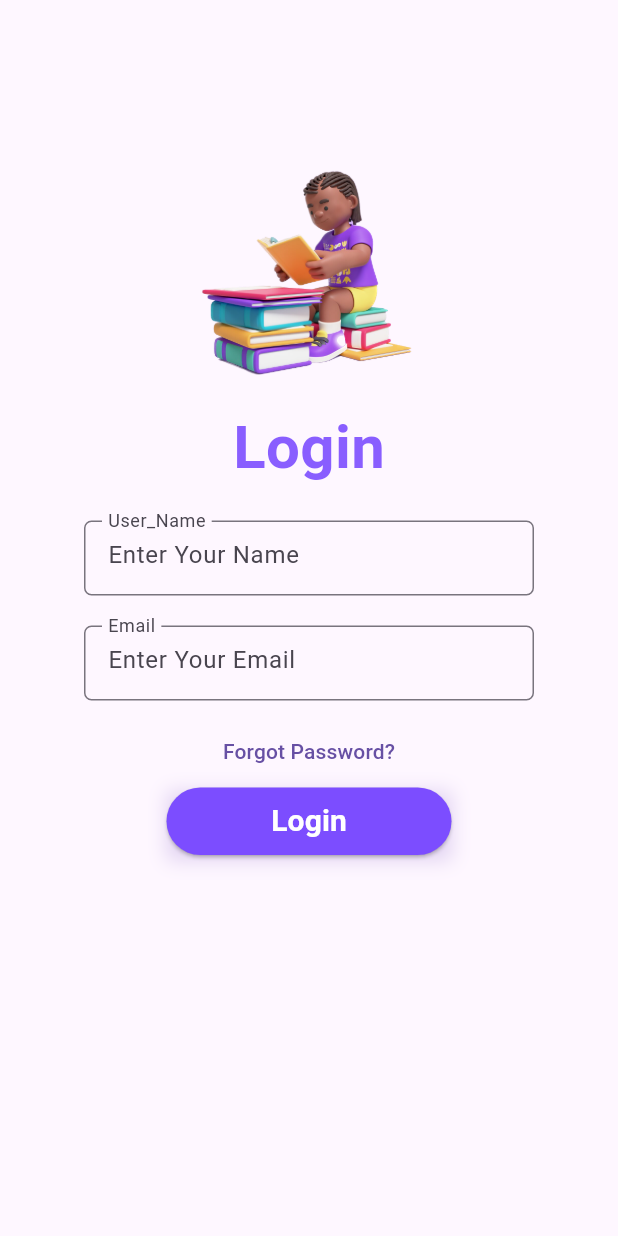
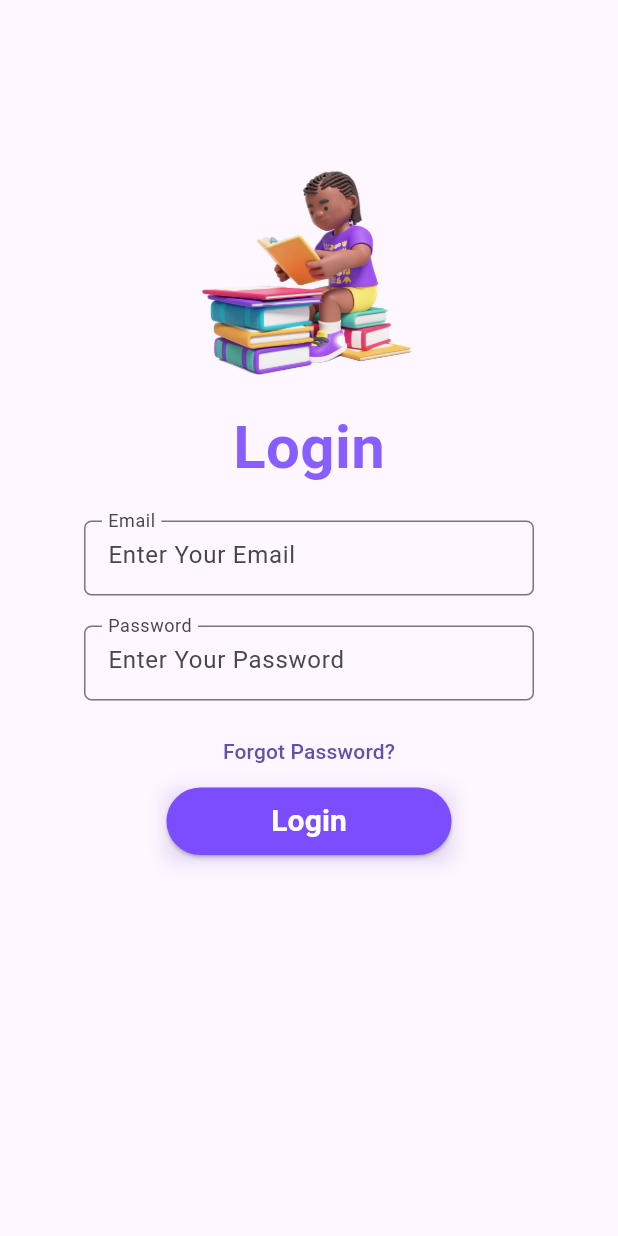
Before and after one commit to Sudeepkumar0/libx, a Flutter app: the Login screen opened directly, after a tap on "Login", on a phone screen of 412 x 824 dp. Run offline on Flutter 3.47's test engine with Material 3 defaults, Android fonts, the phone set to English and light mode, and no system bars; network calls fail.

Commit message:
Added backend to the user registration and user login and user home file

```diff
--- /dev/null
+++ b/lib/constants.dart
@@ -0,0 +1,2 @@
+final String IP = "172.21.0.104";
+final String BASE_URL = "http://$IP/libX/";
--- a/lib/main.dart
+++ b/lib/main.dart
@@ -5,7 +5,8 @@
   @override
   Widget build(BuildContext context) {
     return MaterialApp(
-      home: user_login(),
+      debugShowCheckedModeBanner: false,
+      home: user_signup(),
     );
   }
 }
--- a/lib/user_login.dart
+++ b/lib/user_login.dart
@@ -1,9 +1,14 @@
 import 'package:flutter/material.dart';
+import 'package:http/http.dart' as http;
+import 'package:libx/userhome.dart';
+
+import 'constants.dart';
 
 class user_login extends StatelessWidget {
   @override
   Widget build(BuildContext context) {
     return MaterialApp(
+      debugShowCheckedModeBanner: false,
       home: Login(),
     );
   }
@@ -15,10 +20,13 @@
 }
 
 class _LoginState extends State<Login> {
+  final emailcontroller = TextEditingController();
+  final passwordcontroller = TextEditingController();
   @override
   Widget build(BuildContext context) {
     return Scaffold(
-      body: Form(
+      body: SingleChildScrollView(
+        child: Form(
           child: Column(
             mainAxisAlignment: MainAxisAlignment.start,
             children: [
@@ -63,10 +71,11 @@
                     border: OutlineInputBorder(
                       borderRadius: BorderRadius.circular(5),
                     ),
-                  labelText: "User_Name",
+                    labelText: "Email",
                     floatingLabelBehavior: FloatingLabelBehavior.always,
-                  hintText: "Enter Your Name",
+                    hintText: "Enter Your Email",
                   ),
+                  controller: emailcontroller,
                 ),
               ),
               //closed Text field   user name
@@ -87,10 +96,12 @@
                       borderSide: BorderSide(
                           color: Colors.deepPurpleAccent, width: 2),
                     ),
-                  labelText: "Email",
+                    labelText: "Password",
                     floatingLabelBehavior: FloatingLabelBehavior.always,
-                  hintText: "Enter Your Email",
+                    hintText: "Enter Your Password",
                   ),
+                  obscureText: true,
+                  controller: passwordcontroller,
                 ),
               ),
               // close Text field Email
@@ -120,7 +131,9 @@
                     onPrimary: Colors.white,
                   ),
                   onPressed: (){
-
+                   // if(validate()){
+                     authenticateuser();
+                   // }
                   },
                   child: Text('Login',style: TextStyle(fontSize: 20,fontWeight: FontWeight.bold),),
                 ),
@@ -142,6 +155,46 @@
             ],
           ),
         ),
+      ),
     );
   }
+
+  bool validate() {
+    if (emailcontroller.text.isEmpty || !emailcontroller.text.contains('@')) {
+      ScaffoldMessenger.of(context).showSnackBar(
+        SnackBar(
+          content: Text("Please enter a valid email address"),
+        ),
+      );
+      return false;
     }
+
+    if (passwordcontroller.text.isEmpty) {
+      ScaffoldMessenger.of(context).showSnackBar(
+        SnackBar(
+          content: Text("Please enter the Password"),
+        ),
+      );
+      return false;
+    }
+    return true;
+  }
+  Future<void> authenticateuser() async {
+      String url = BASE_URL + "user_action/user_login.php";
+      final res = await http.post(Uri.parse(url), body: {
+        "email": emailcontroller.text,
+        "password": passwordcontroller.text,
+      });
+
+      if (res.statusCode == 200) {
+        if (res.body == "success") {
+          Navigator.push(
+              context, MaterialPageRoute(builder: (context) => userhome()));
+        }
+        else{
+          ScaffoldMessenger.of(context)
+              .showSnackBar(new SnackBar(content: Text(res.body)));
+        }
+      }
+    }
+}
--- a/pubspec.yaml
+++ b/pubspec.yaml
@@ -40,12 +40,14 @@
   flutter_test:
     sdk: flutter
 
+  http:
+
   # The "flutter_lints" package below contains a set of recommended lints to
   # encourage good coding practices. The lint set provided by the package is
   # activated in the `analysis_options.yaml` file located at the root of your
   # package. See that file for information about deactivating specific lint
   # rules and activating additional ones.
-  flutter_lints: ^2.0.0
+  flutter_lints: ^3.0.1
 
 # For information on the generic Dart part of this file, see the
 # following page: https://dart.dev/tools/pub/pubspec
```
Also changed, not shown: lib/user_signup.dart (+104 -20 lines), lib/userhome.dart (added, +18 -0 lines), pubspec.lock. Lines whose indentation alone changed are shown as unchanged.
